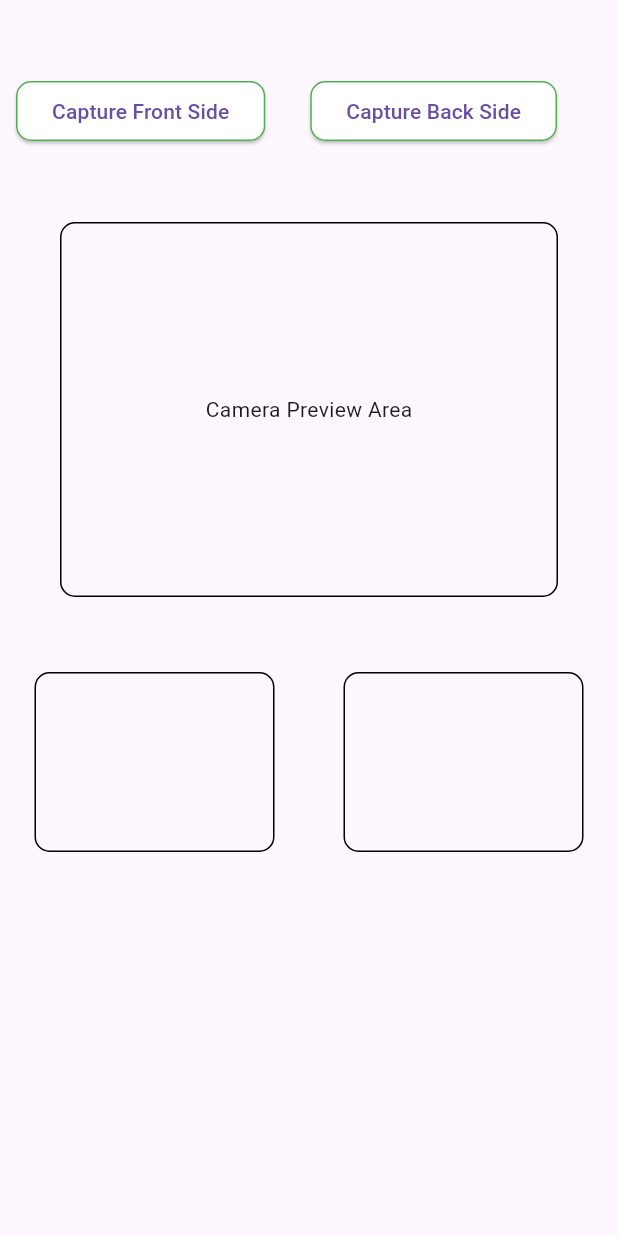
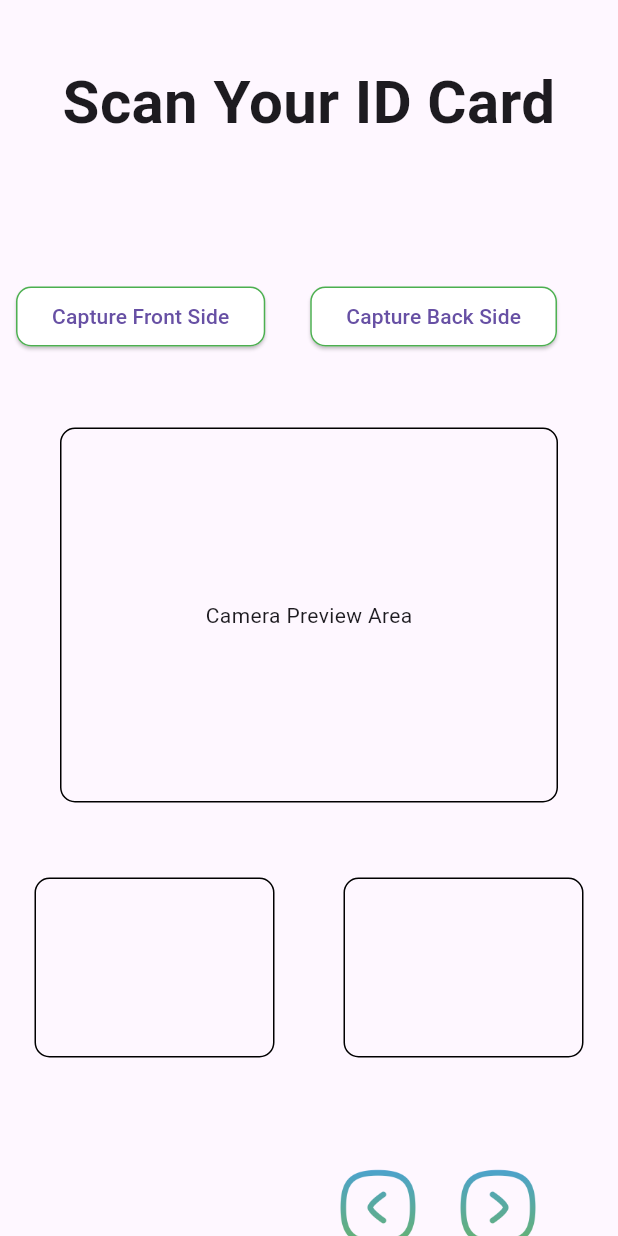
Before and after one commit to SarangthemAmarjit/windowocrapp, a Flutter app: the IdSelectionAndScanningScreen widget shown alone on an empty page, opened directly, on a phone screen of 412 x 824 dp. Run offline on Flutter 3.47's test engine with Material 3 defaults, Android fonts, the phone set to English and light mode, and no system bars; our stand-ins replace camera, flutter_animate, get, google_fonts; missing offline and left inert: camera_platform_interface, crop_image, flutter_doc_scanner, flutter_ocr_camera, form_validation.

Commit message:
updated welcom

```diff
--- a/lib/cons/constant.dart
+++ b/lib/cons/constant.dart
@@ -1,10 +1,18 @@
- import 'package:flutter/material.dart';
+import 'package:flutter/material.dart';
 
-List<String> genders = ['Male',"Female","Other"];
-  final List<String> cardTypes = ['Aadhar', 'PAN', 'Voter', 'Driving Licence'];
+List<String> genders = ['Male', "Female", "Other"];
+final List<String> cardTypes = ['Aadhar', 'PAN', 'Voter', 'Driving Licence'];
+
+final List<String> documentTypes = [
+  'Driving License',
+  'Passport',
+  'Aadhaar Card',
+  'Pan Card'
+];
 
 List<String> termcondition = [
-	"a)I shall be responsible for the good conduct during my stay in the state of Manipur.",
-"b)I shall leave the State anytime, if the authorities direct",
-"c)I shall furnish my whereabouts if called upon.",
-"d)In the event of any default on my part, I shall be liable for prosecutation by competent court."];
+  "a)I shall be responsible for the good conduct during my stay in the state of Manipur.",
+  "b)I shall leave the State anytime, if the authorities direct",
+  "c)I shall furnish my whereabouts if called upon.",
+  "d)In the event of any default on my part, I shall be liable for prosecutation by competent court."
+];
--- a/lib/controller/imagecapture.dart
+++ b/lib/controller/imagecapture.dart
@@ -48,7 +48,7 @@ class Imagecontroller extends GetxController {
   bool get isBackcapturebuttonpress => _isBackcapturebuttonpress;
 
   MediaSettings _mediaSettings = const MediaSettings(
-    resolutionPreset: ResolutionPreset.veryHigh,
+    resolutionPreset: ResolutionPreset.ultraHigh,
     fps: 30,
     videoBitrate: 200000,
     audioBitrate: 32000,
@@ -428,8 +428,8 @@ class Imagecontroller extends GetxController {
 
     final croppedFile = await cropImageWithAspectRatio(
       File(file.path),
-      aspectRatio: 1.4,
-      defaultCrop: const Rect.fromLTRB(0.4, 0.4, 0.6, 0.6),
+      aspectRatio: 12.5 / 8.5, //,
+      defaultCrop: const Rect.fromLTRB(0.27, 0.3, 0.75, 0.72),
     );
 
     log(croppedFile.path);
--- a/lib/homepage.dart
+++ b/lib/homepage.dart
@@ -3,6 +3,7 @@ import 'dart:developer';
 import 'dart:io';
 import 'package:camera_platform_interface/camera_platform_interface.dart';
 import 'package:camera_windows_example/controller/imagecapture.dart';
+import 'package:camera_windows_example/controller/pagecontroller.dart';
 import 'package:flutter/material.dart';
 import 'package:flutter/services.dart';
 import 'package:get/get.dart';
@@ -18,10 +19,19 @@ class _IdSelectionAndScanningScreenState
   @override
   Widget build(BuildContext context) {
     Imagecontroller imgcon = Get.put(Imagecontroller());
+    PagenavControllers pngcon = Get.put(PagenavControllers());
+    return GetBuilder<PagenavControllers>(builder: (_) {
       return GetBuilder<Imagecontroller>(builder: (_) {
-      return SingleChildScrollView(
-        child: Column(
+        return Column(
           children: [
+            Padding(
+              padding: const EdgeInsets.symmetric(vertical: 40),
+              child: const Text(
+                'Scan Your ID Card',
+                style: TextStyle(fontSize: 40, fontWeight: FontWeight.bold),
+                textAlign: TextAlign.center,
+              ),
+            ),
             Padding(
               padding: const EdgeInsets.symmetric(vertical: 50),
               child: Row(
@@ -113,26 +123,29 @@ class _IdSelectionAndScanningScreenState
                                 child: Align(
                                   child: Container(
                                     constraints: const BoxConstraints(
-                                        maxHeight: 150, maxWidth: 500),
+                                        maxHeight: 160, maxWidth: 500),
+                                    child: Transform.flip(
+                                      flipX: true,
                                       child: AspectRatio(
                                         aspectRatio:
-                                          8 / 6, // Passport photo ratio
+                                            12.5 / 7, // Passport photo ratio
                                         child: Center(
                                           child: ClipRect(
                                             child: OverflowBox(
                                               alignment: Alignment.center,
                                               maxWidth: 600,
-                                            maxHeight: 400,
+                                              maxHeight: 420,
                                               child: FittedBox(
                                                 fit: BoxFit
                                                     .contain, // Ensure it covers the entire aspect ratio
                                                 child: SizedBox(
                                                   width:
                                                       imgcon.previewsize!.width,
-                                                height:
-                                                    imgcon.previewsize!.height,
+                                                  height: imgcon
+                                                      .previewsize!.height,
                                                   child: imgcon
                                                       .buildPreview(), // Your camera preview
+                                                ),
                                               ),
                                             ),
                                           ),
@@ -227,10 +240,71 @@ class _IdSelectionAndScanningScreenState
                             const BoxConstraints(maxHeight: 120, maxWidth: 160),
                       ),
               ],
+            ),
+            SizedBox(
+              height: 70,
+            ),
+            Padding(
+              padding: const EdgeInsets.only(bottom: 50, right: 50),
+              child: Row(
+                mainAxisAlignment: MainAxisAlignment.end,
+                children: [
+                  InkWell(
+                    // overlayColor:
+                    //     WidgetStateProperty.all(Colors.transparent),
+                    focusColor: Colors.transparent,
+                    splashColor: Colors.transparent,
+                    hoverColor: Colors.transparent,
+                    onTap: pngcon.regPage > 0
+                        ? () {
+                            pngcon.changeDashboardPage(pngcon.regPage - 1);
+                          }
+                        : null,
+                    child: Transform.flip(
+                      flipX: true,
+                      child: Image.asset(
+                        'assets/images/next2.png',
+                        height: 60,
+                      ),
+                    ),
+                  ),
+
+                  SizedBox(
+                    width: 20,
+                  ),
+
+                  // ElevatedButton(
+                  //     onPressed: () {},
+                  //     style: ElevatedButton.styleFrom(
+                  //       backgroundColor: Colors.grey.shade300,
+                  //     ),
+                  //     child: Padding(
+                  //       padding: const EdgeInsets.all(8.0),
+                  //       child: Text(
+                  //         'Back',
+                  //         style: TextStyle(fontSize: 18),
+                  //       ),
+                  //     )),
+                  InkWell(
+                    // overlayColor:
+                    //     WidgetStateProperty.all(Colors.transparent),
+                    focusColor: Colors.transparent,
+                    splashColor: Colors.transparent,
+                    hoverColor: Colors.transparent,
+                    onTap: () {
+                      pngcon.changeDashboardPage(pngcon.regPage + 1);
+                    },
+                    child: Image.asset(
+                      'assets/images/next2.png',
+                      height: 60,
+                    ),
                   )
                 ],
               ),
+            ),
+          ],
         );
+      });
     });
   }
 }
```
Also changed, not shown: lib/home/dashboard.dart (+3 -12 lines), lib/home/idselectionpage.dart (added, +96 -0 lines), lib/home/landingpage.dart (+10 -5 lines), assets/images/ilplogo2.png (added), assets/images/kanglashaok.png (added). Lines whose indentation alone changed are shown as unchanged.
